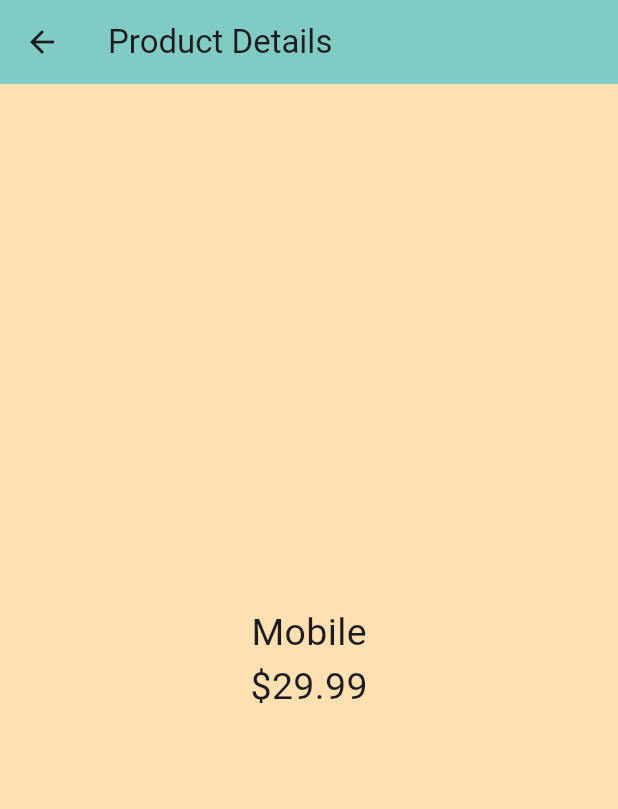
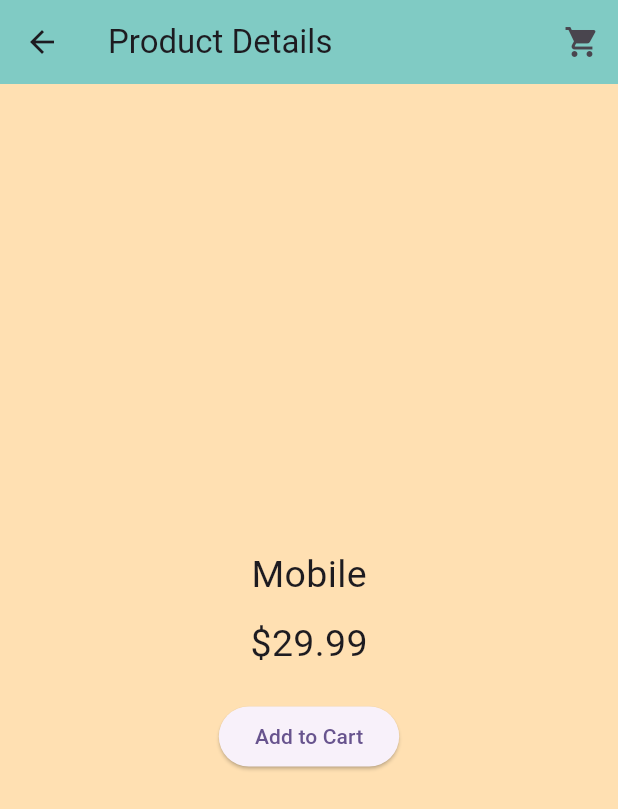
Before and after one commit to abidvai/getx_demo, a Flutter app: the screen it shows after launch, after a tap on "Mobile", on a phone screen of 412 x 824 dp. Shown: the top 809 px of the screen. Run offline on Flutter 3.47's test engine with Material 3 defaults, Android fonts, the phone set to English and light mode, and no system bars; our stand-ins replace get.

```diff
--- /dev/null
+++ b/lib/app/modules/controllers/cart_controller.dart
@@ -0,0 +1,22 @@
+
+import 'package:get/get.dart';
+import 'package:getx_demo/app/modules/models/product_model.dart';
+
+class CartController extends GetxController {
+  var cartItems = <ProductModel>[].obs;
+  var totalAmount = 0.0.obs;
+
+  void addToCart(ProductModel product) {
+    cartItems.add(product);
+    calculateTotal();
+  }
+
+  void removeToCart(ProductModel product) {
+    cartItems.remove(product);
+    calculateTotal();
+  }
+
+  void calculateTotal() {
+    totalAmount.value = cartItems.fold(0, (sum, item) => sum + item.price);
+  }
+}
--- a/lib/app/modules/controllers/product_controller.dart
+++ b/lib/app/modules/controllers/product_controller.dart
@@ -1,4 +1,3 @@
-import 'package:flutter/material.dart';
 import 'package:get/get.dart';
 import 'package:getx_demo/app/modules/models/product_model.dart';
 
--- a/lib/app/modules/models/product_model.dart
+++ b/lib/app/modules/models/product_model.dart
@@ -1,4 +1,3 @@
-import 'package:flutter/material.dart';
 
 class ProductModel {
   final String name;
--- a/lib/app/modules/views/product_details_view.dart
+++ b/lib/app/modules/views/product_details_view.dart
@@ -1,10 +1,10 @@
 import 'package:flutter/material.dart';
 import 'package:get/get.dart';
-import 'package:get/get_core/src/get_main.dart';
+import 'package:getx_demo/app/modules/controllers/cart_controller.dart';
 import 'package:getx_demo/app/modules/models/product_model.dart';
 
 class ProductDetailsView extends StatelessWidget {
-  const ProductDetailsView({super.key});
+  final CartController cartController = Get.find<CartController>();
 
   @override
   Widget build(BuildContext context) {
@@ -14,13 +14,40 @@ class ProductDetailsView extends StatelessWidget {
       appBar: AppBar(
         title: const Text('Product Details'),
         backgroundColor: Colors.teal[200],
+        actions: [
+          IconButton(
+            onPressed: () {
+              Get.toNamed('/cart');
+            },
+            icon: Icon(Icons.shopping_cart),
+          )
+        ],
       ),
       body: Center(
         child: Column(
           mainAxisAlignment: MainAxisAlignment.center,
           children: [
-            Text(product.name, style: const TextStyle(fontSize: 25),),
-            Text('\$${product.price}', style: const TextStyle(fontSize: 25),)
+            Text(
+              product.name,
+              style: const TextStyle(fontSize: 25),
+            ),
+            const SizedBox(
+              height: 10,
+            ),
+            Text(
+              '\$${product.price}',
+              style: const TextStyle(fontSize: 25),
+            ),
+            const SizedBox(
+              height: 20,
+            ),
+            ElevatedButton(
+              onPressed: () {
+                cartController.addToCart(product);
+                Get.snackbar('Added to Cart', '${product.name} added to your cart');
+              },
+              child: const Text('Add to Cart'),
+            )
           ],
         ),
       ),
--- a/lib/app/modules/views/product_view.dart
+++ b/lib/app/modules/views/product_view.dart
@@ -17,8 +17,8 @@ class ProductView extends StatelessWidget {
           mainAxisAlignment: MainAxisAlignment.start,
           crossAxisAlignment: CrossAxisAlignment.start,
           children: [
-            Padding(padding: EdgeInsets.symmetric(vertical: 10, horizontal: 10),
-            child: const Text('Product List: ', style: TextStyle(fontSize: 20, fontWeight: FontWeight.bold),)),
+            const Padding(padding: EdgeInsets.symmetric(vertical: 10, horizontal: 10),
+            child: Text('Product List: ', style: TextStyle(fontSize: 20, fontWeight: FontWeight.bold),)),
             Obx(
               () {
                 return Expanded(
--- a/lib/app/routes/app_pages.dart
+++ b/lib/app/routes/app_pages.dart
@@ -1,4 +1,6 @@
 import 'package:get/get.dart';
+import 'package:getx_demo/app/modules/controllers/cart_controller.dart';
+import 'package:getx_demo/app/modules/views/cart_view.dart';
 import 'package:getx_demo/app/modules/views/product_details_view.dart';
 import 'package:getx_demo/app/modules/views/product_view.dart';
 import 'package:getx_demo/app/routes/app_routes.dart';
@@ -11,6 +13,15 @@ class AppPages {
     ),
     GetPage(
         name: Routes.ProductDetails,
-        page: () => const ProductDetailsView())
+        page: () => ProductDetailsView(),
+      transition: Transition.circularReveal,
+      binding: BindingsBuilder(() {
+        Get.lazyPut<CartController>(() => CartController());
+      })
+    ),
+    GetPage(
+        name: Routes.Cart,
+        page: () => CartView()
+    )
   ];
 }
--- a/lib/app/routes/app_routes.dart
+++ b/lib/app/routes/app_routes.dart
@@ -1,4 +1,5 @@
 class Routes{
   static const Product = '/product';
   static const ProductDetails = '/product-details';
+  static const Cart = '/cart';
 }
```
Also changed, not shown: lib/app/modules/views/cart_view.dart (added, +52 -0 lines).
